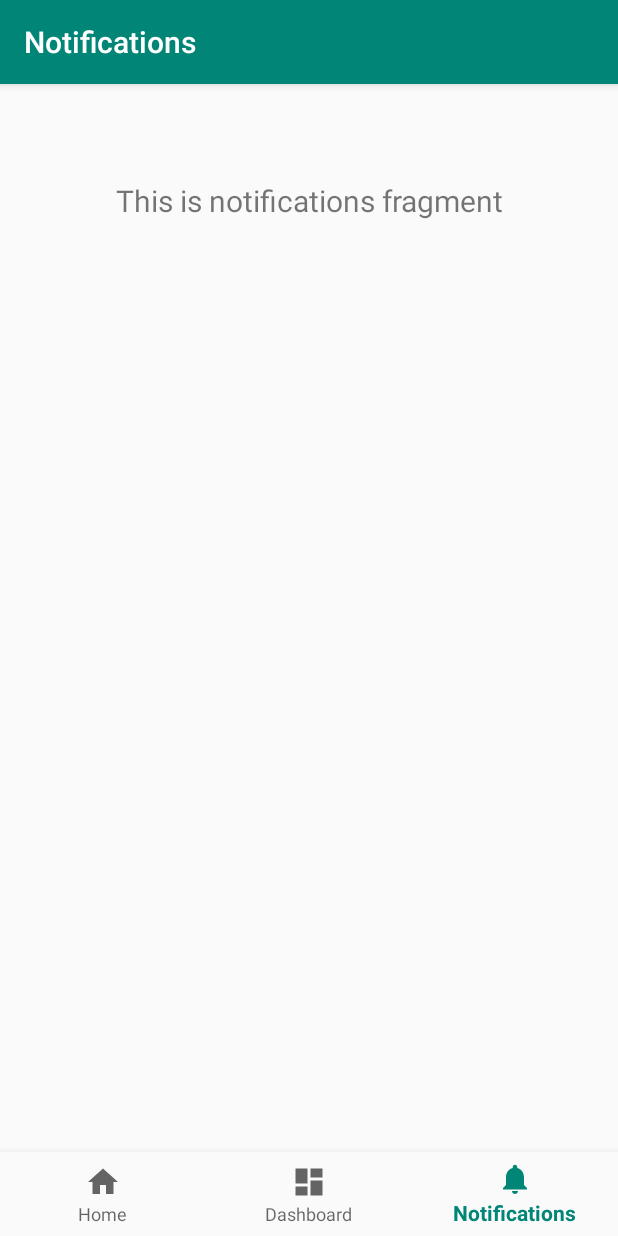
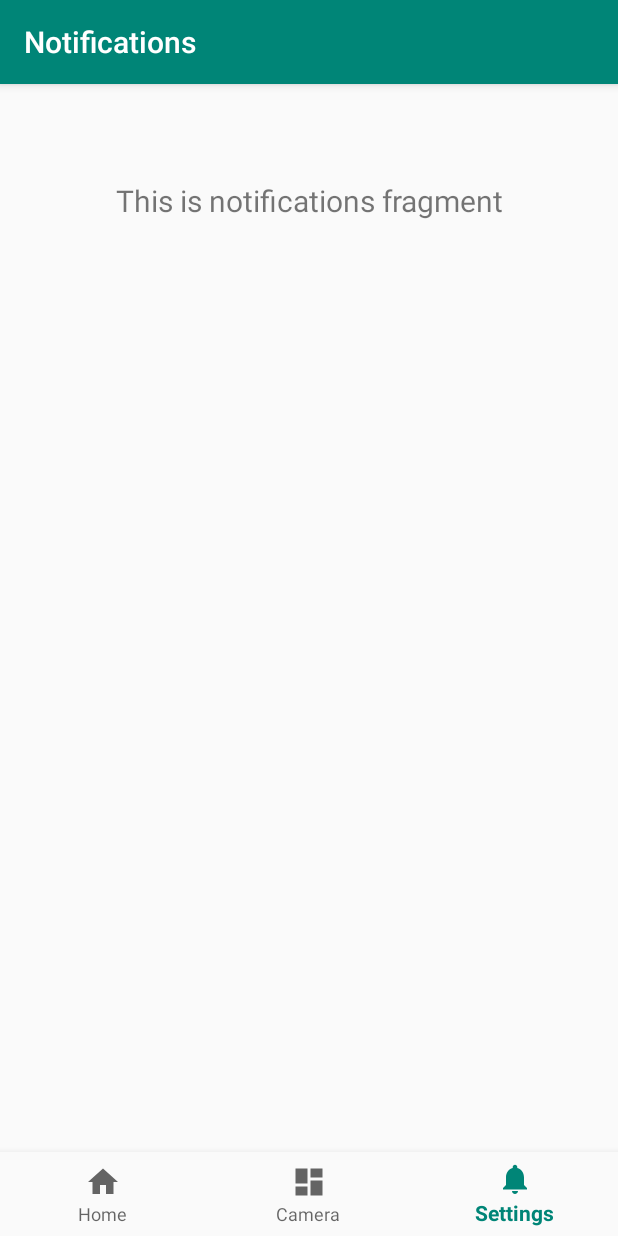
Before and after one commit to itedwards/MenuMap, an Android app: the screen it shows after launch once a user with an empty profile is signed in (MainActivity), item 3 of the bottom bar chosen, on a phone screen of 412 x 824 dp. Run offline under Robolectric (Android 15) with nearby library versions, the phone set to English and light mode, and no system bars; our stand-ins replace Firebase (no records; nobody signed in at launch, a user with empty details on screens opened directly), navigation-ui; 1 statement that could not run was skipped.

Commit message:
Updated navigation bar.

```diff
--- a/app/src/main/res/menu/bottom_nav_menu.xml
+++ b/app/src/main/res/menu/bottom_nav_menu.xml
@@ -9,11 +9,11 @@
     <item
         android:id="@+id/navigation_dashboard"
         android:icon="@drawable/ic_dashboard_black_24dp"
-        android:title="@string/title_dashboard" />
+        android:title="@string/camera" />
 
     <item
         android:id="@+id/navigation_notifications"
         android:icon="@drawable/ic_notifications_black_24dp"
-        android:title="@string/title_notifications" />
+        android:title="@string/settings" />
 
 </menu>
--- a/app/src/main/res/values/strings.xml
+++ b/app/src/main/res/values/strings.xml
@@ -3,4 +3,6 @@
     <string name="title_home">Home</string>
     <string name="title_dashboard">Dashboard</string>
     <string name="title_notifications">Notifications</string>
+    <string name="settings">Settings</string>
+    <string name="camera">Camera</string>
 </resources>
```
